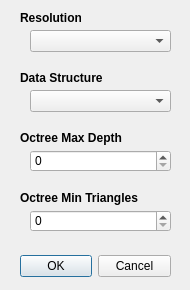
Above: Raytracer/renderDialog.ui from jlvermeulen/advanced-graphics before the change. Below: the same form after it.
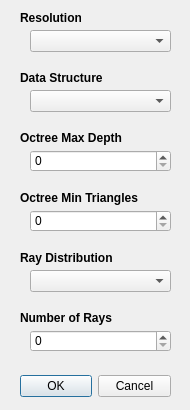
That is the form after the change.

```diff
--- a/Raytracer/renderDialog.ui
+++ b/Raytracer/renderDialog.ui
@@ -7,7 +7,7 @@
     <x>0</x>
     <y>0</y>
     <width>190</width>
-    <height>290</height>
+    <height>410</height>
    </rect>
   </property>
   <property name="sizePolicy">
@@ -29,7 +29,7 @@
    <property name="geometry">
     <rect>
      <x>20</x>
-     <y>250</y>
+     <y>370</y>
      <width>151</width>
      <height>32</height>
     </rect>
@@ -163,6 +163,67 @@
     <number>999999999</number>
    </property>
   </widget>
+  <widget class="QLabel" name="numberOfRaysLabel">
+   <property name="geometry">
+    <rect>
+     <x>20</x>
+     <y>310</y>
+     <width>141</width>
+     <height>16</height>
+    </rect>
+   </property>
+   <property name="font">
+    <font>
+     <weight>75</weight>
+     <bold>true</bold>
+    </font>
+   </property>
+   <property name="text">
+    <string>Number of Rays</string>
+   </property>
+  </widget>
+  <widget class="QSpinBox" name="numberOfRaysBox">
+   <property name="geometry">
+    <rect>
+     <x>30</x>
+     <y>330</y>
+     <width>141</width>
+     <height>22</height>
+    </rect>
+   </property>
+   <property name="maximum">
+    <number>999999999</number>
+   </property>
+  </widget>
+  <widget class="QLabel" name="rayDistributionLabel">
+   <property name="geometry">
+    <rect>
+     <x>20</x>
+     <y>250</y>
+     <width>141</width>
+     <height>16</height>
+    </rect>
+   </property>
+   <property name="font">
+    <font>
+     <weight>75</weight>
+     <bold>true</bold>
+    </font>
+   </property>
+   <property name="text">
+    <string>Ray Distribution</string>
+   </property>
+  </widget>
+  <widget class="QComboBox" name="rayDistributionBox">
+   <property name="geometry">
+    <rect>
+     <x>30</x>
+     <y>270</y>
+     <width>141</width>
+     <height>22</height>
+    </rect>
+   </property>
+  </widget>
  </widget>
  <resources/>
  <connections>
```
